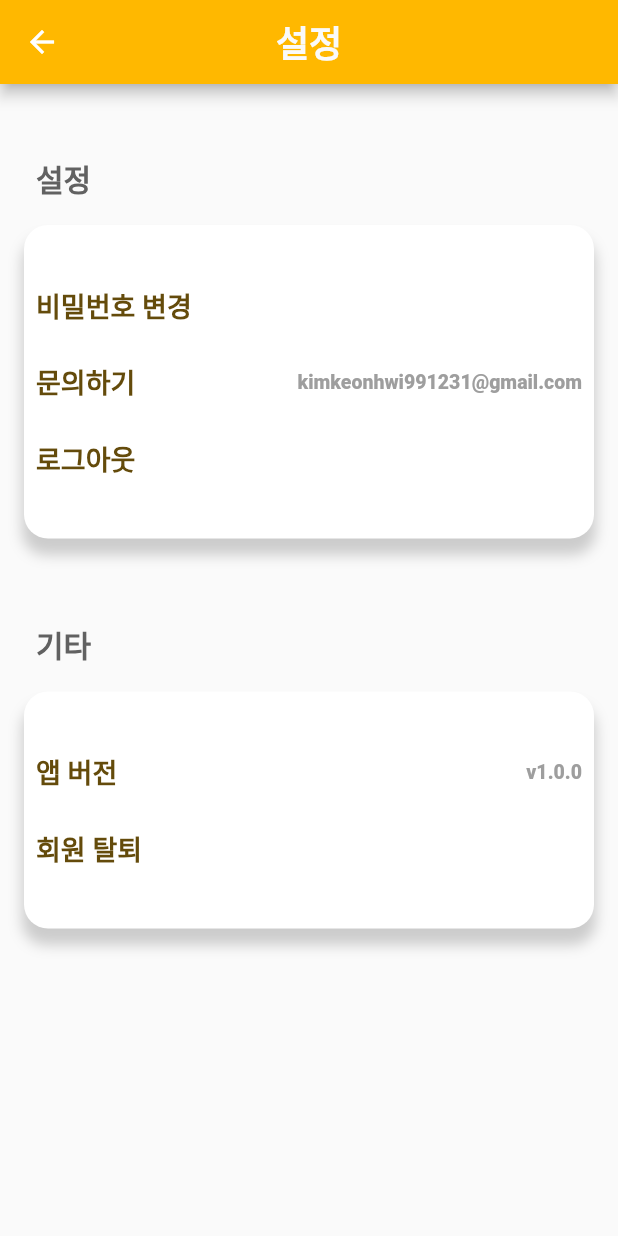
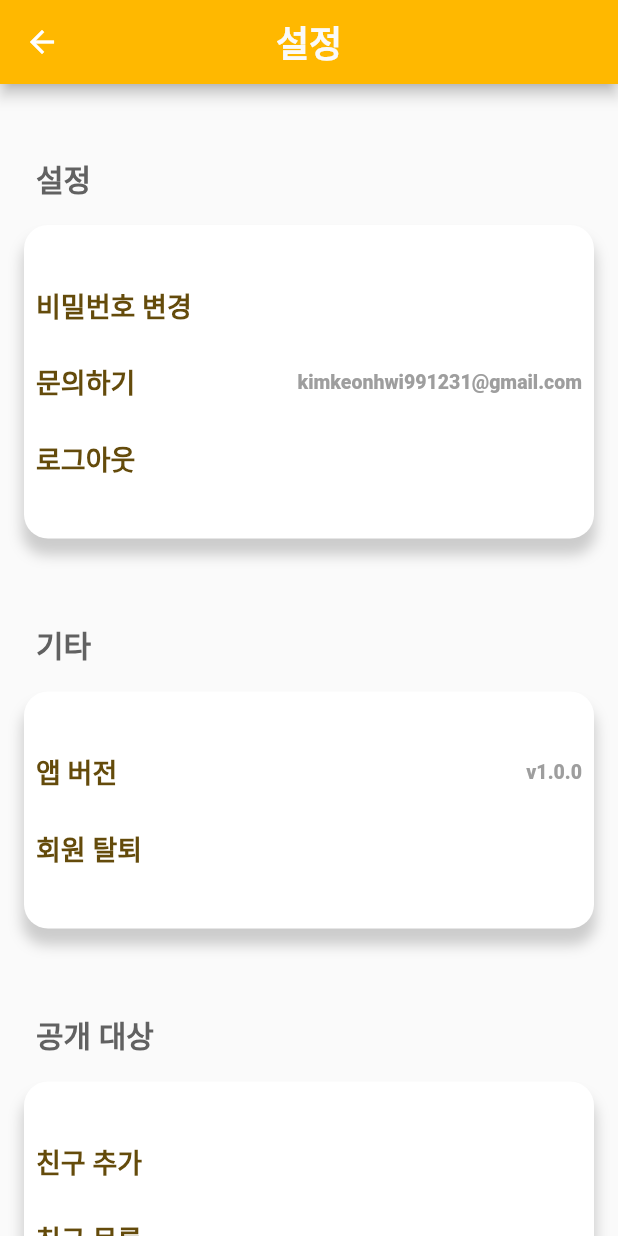
Before and after one commit to KEONI1231/New-Meditation, a Flutter app: the SettingScreen screen opened directly with empty values, on a phone screen of 412 x 824 dp. Run offline on Flutter 3.47's test engine with Material 2 defaults, Android fonts, the phone set to English and light mode, and no system bars; our stand-ins replace cloud_firestore, firebase_core, firebase_database, shared_preferences, table_calendar; missing offline and left inert: flutter_email_sender; accounts and stored records are empty.

```diff
--- a/lib/Screen/setting_screen.dart
+++ b/lib/Screen/setting_screen.dart
@@ -1,6 +1,8 @@
 import 'package:flutter/cupertino.dart';
 import 'package:flutter/material.dart';
 import 'package:flutter/services.dart';
+import 'package:medi/Screen/Friends/add_friends_screen.dart';
+import 'package:medi/Screen/Friends/friend_list_screen.dart';
 import 'package:medi/Screen/change_password.dart';
 import 'package:medi/Screen/send_mail_screen.dart';
 import 'package:shared_preferences/shared_preferences.dart';
@@ -83,7 +85,21 @@ class _SettingScreenState extends State<SettingScreen> {
                     SecondContainer(
                         user: widget.user,
                         ts: ts,
-                        ContainerDecoration: ContainerDecoration)
+                        ContainerDecoration: ContainerDecoration),
+                    SizedBox(height: 56),
+                    Padding(
+                        padding: const EdgeInsets.only(left: 8.0),
+                        child: Text('공개 대상',
+                            style: ts.copyWith(
+                                fontWeight: FontWeight.w700,
+                                fontSize: 20,
+                                color: Colors.grey[700]))),
+                    SizedBox(height: 16),
+                    ThirdContainer(
+                        user: widget.user,
+                        ts: ts,
+                        ContainerDecoration: ContainerDecoration),
+                    SizedBox(height: 32,)
                   ],
                 ),
               ),
@@ -140,7 +156,9 @@ class _FirstContainerState extends State<FirstContainer> {
               onTap: () {
                 Navigator.of(context)
                     .push(MaterialPageRoute(builder: (BuildContext context) {
-                  return SendMail(ContainerDecoration: widget.ContainerDecoration,user: widget.user);
+                  return SendMail(
+                      ContainerDecoration: widget.ContainerDecoration,
+                      user: widget.user);
                 }));
               },
               child: Row(
@@ -318,3 +336,116 @@ class _SecondContainerrState extends State<SecondContainer> {
     );
   }
 }
+
+class ThirdContainer extends StatefulWidget {
+  final TextStyle ts;
+  final BoxDecoration ContainerDecoration;
+  final loginUser user;
+
+  const ThirdContainer(
+      {required this.ContainerDecoration,
+      required this.user,
+      required this.ts,
+      Key? key})
+      : super(key: key);
+
+  @override
+  State<ThirdContainer> createState() => _ThirdContainerState();
+}
+
+class _ThirdContainerState extends State<ThirdContainer> {
+  @override
+  Widget build(BuildContext context) {
+    return Container(
+      width: MediaQuery.of(context).size.width / 1.1,
+      decoration: widget.ContainerDecoration,
+      child: Padding(
+        padding: const EdgeInsets.fromLTRB(8, 16, 0, 16),
+        child: Column(
+          crossAxisAlignment: CrossAxisAlignment.start,
+          children: [
+            const SizedBox(height: 24),
+            GestureDetector(
+              onTap: () {
+                Navigator.of(context)
+                    .push(MaterialPageRoute(builder: (BuildContext context) {
+                  return FriendScreen(user: widget.user,);
+                }));
+              },
+              child: Text(
+                '친구 추가',
+                style: widget.ts,
+              ),
+            ),
+            const SizedBox(height: 24),
+            GestureDetector(
+              onTap: () {
+                Navigator.of(context)
+                    .push(MaterialPageRoute(builder: (BuildContext context) {
+                  return FriendListScreen(user: widget.user);
+                }));
+              },
+              child: Text(
+                '친구 목록',
+                style: widget.ts,
+              ),
+            ),
+            const SizedBox(height: 24),
+            GestureDetector(
+              onTap: () {
+                Navigator.of(context)
+                    .push(MaterialPageRoute(builder: (BuildContext context) {
+                  return DeleteAccount(user: widget.user);
+                }));
+              },
+              child: Text(
+                '친구 삭제',
+                style: widget.ts,
+              ),
+            ),
+            const SizedBox(height: 24),
+          ],
+        ),
+      ),
+    );
+  }
+
+  Future tryLogout(context, ts) async {
+    SharedPreferences sp = await SharedPreferences.getInstance();
+    return await showDialog(
+      context: context,
+      builder: (BuildContext context) {
+        return AlertDialog(
+          backgroundColor: BRIGHT_COLOR,
+          title: Text('알림', style: ts),
+          content: Text('로그아웃 하시겠습니까?', style: ts),
+          actions: [
+            TextButton(
+              onPressed: () {
+                try {
+                  sp.setString(userId, '!')!;
+                  sp.setString(userPassword, '!')!;
+                  sp.setBool(loginState, false)!;
+                } catch (e) {}
+                Navigator.pop(context);
+                Navigator.pushAndRemoveUntil(
+                    context,
+                    MaterialPageRoute(
+                        //페이지 스택 제거
+                        builder: (BuildContext context) => LoginScreen()),
+                    (route) => false);
+              },
+              child: Text('예', style: ts),
+            ),
+            TextButton(
+              onPressed: () {
+                Navigator.pop(context);
+              },
+              child: Text('아니요', style: ts),
+            ),
+          ],
+        );
+      },
+    );
+  }
+}
--- a/lib/Screen/sign_up_screen.dart
+++ b/lib/Screen/sign_up_screen.dart
@@ -200,7 +200,8 @@ class _SignUpState extends State<SignUp> {
         'today_medi_ok' : 0,
         'total_medi_ok' : 0,
         'last_post_time' : '',
-        'record_list' : ['default']
+        'record_list' : ['default'],
+        'friend_list' : ['']
       });
 
 
```
Also changed, not shown: lib/Component/custom_appbar_yellow.dart (added, +23 -0 lines), lib/Screen/Friends/add_friends_screen.dart (added, +100 -0 lines), lib/Screen/Friends/friend_list_screen.dart (added, +135 -0 lines), lib/Screen/diary_screen.dart (+29 -15 lines), lib/Screen/send_mail_screen.dart (+17 -19 lines).
